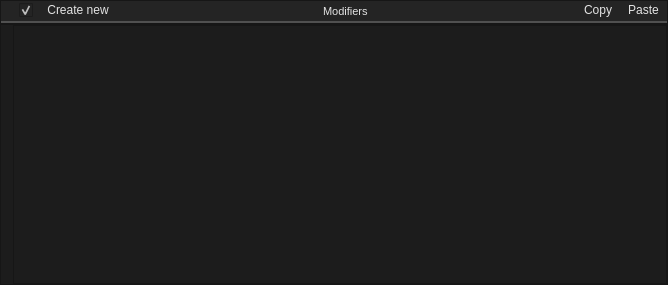
This is smartprop_editor/properties_group_frame.ui in dertwist/Hammer5Tools as Qt 5 draws it before an edit. The edited form follows.
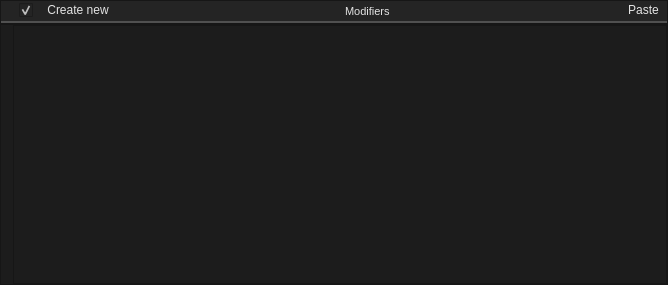
This is the edited form. Icons and pictures are not drawn.

Commit message: Fixed pasting variables Fixed ui spacing

```diff
--- a/smartprop_editor/properties_group_frame.ui
+++ b/smartprop_editor/properties_group_frame.ui
@@ -234,59 +234,6 @@
         </property>
        </widget>
       </item>
-      <item>
-       <widget class="QPushButton" name="copy_button">
-        <property name="styleSheet">
-         <string notr="true">
-QPushButton {
-    font: 580 8pt &quot;Segoe UI&quot;;
-    border: 2px solid black;
-    border-radius: 0px;
-    border-color: rgba(80, 80, 80, 255);
-	border-top:0px;
-border-left:0px;
-border-right:0px;
-    height:14px;
-    padding-top: 2px;
-    padding-bottom:4px;
-	background-color: #242424;
-    padding-left: 8px;
-	padding-right: 8px;
-	color: #E3E3E3;
-}
-
-QPushButton:hover {
-    background-color: #414956;
-    color: white;
-}
-
-
-QPushButton:pressed {
-    font: 580 8pt &quot;Segoe UI&quot;;
-    border: 2px solid black;
-    border-radius: 0px;
-    border-color: rgba(80, 80, 80, 255);
-	border-top:0px;
-border-left:0px;
-border-right:0px;
-    height:14px;
-    padding-top: 2px;
-    padding-bottom:4px;
-	background-color: #242424;
-    padding-left: 8px;
-	padding-right: 8px;
-	color: #E3E3E3;
-}</string>
-        </property>
-        <property name="text">
-         <string>Copy</string>
-        </property>
-        <property name="icon">
-         <iconset resource="../resources.qrc">
-          <normaloff>:/icons/content_copy_24dp_9D9D9D_FILL0_wght400_GRAD0_opsz24.svg</normaloff>:/icons/content_copy_24dp_9D9D9D_FILL0_wght400_GRAD0_opsz24.svg</iconset>
-        </property>
-       </widget>
-      </item>
       <item>
        <widget class="QPushButton" name="paste_button">
         <property name="styleSheet">
```
The commit also changes 5 other files.
